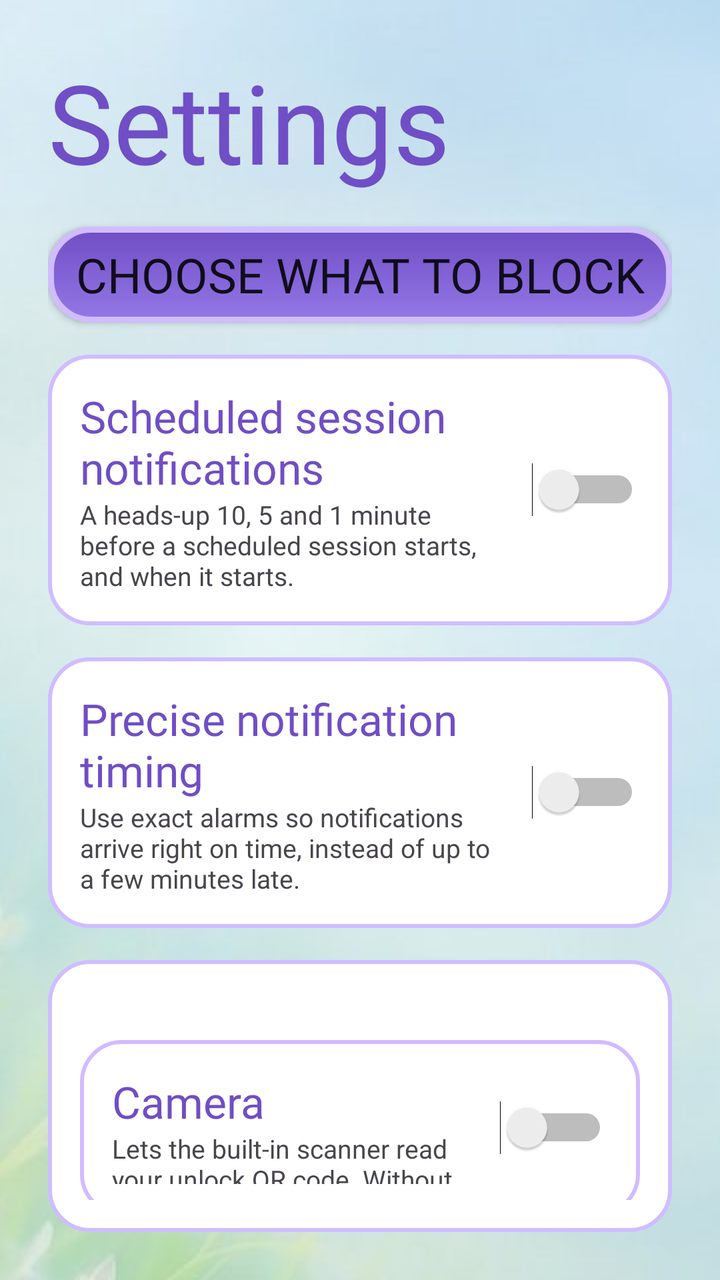
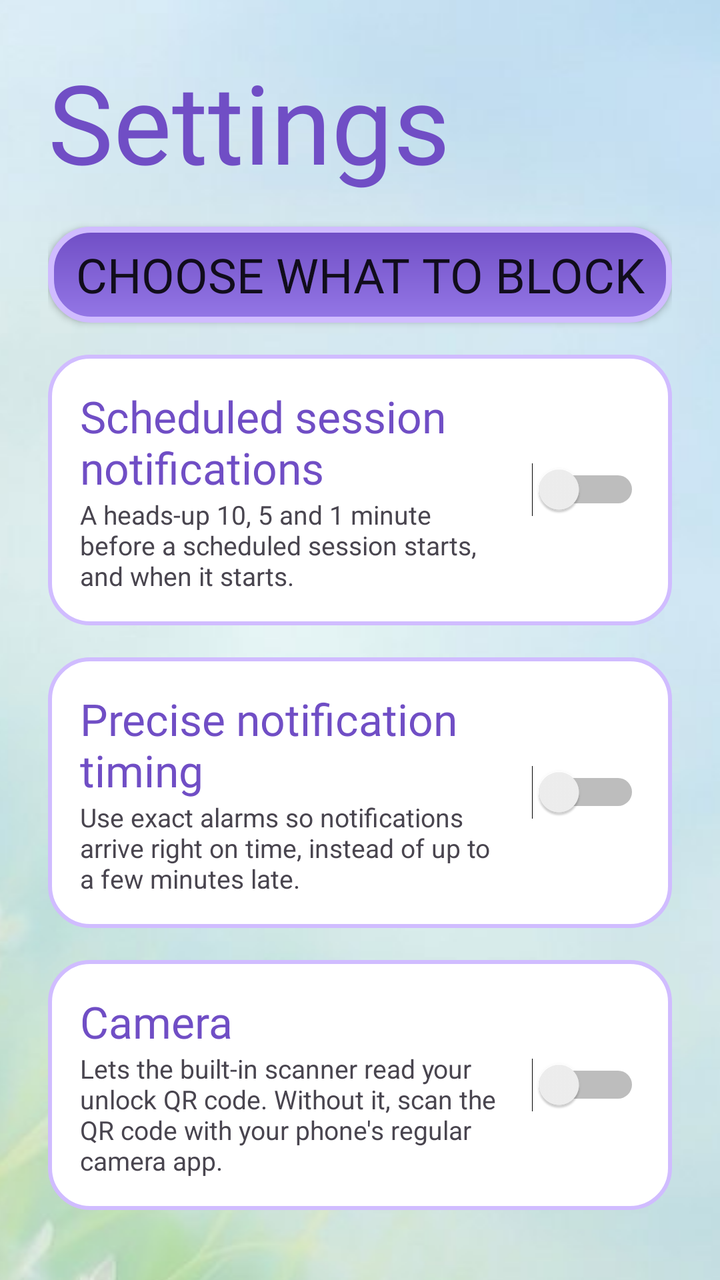

The first picture is an Android layout as it rendered before a commit; the second is the same layout after the commit. The layout source and the unified diff follow.
<!-- AndroidManifest.xml: application theme android:Theme.Material.Light.NoActionBar -->
<!-- res/layout/activity_settings.xml -->
<?xml version="1.0" encoding="utf-8"?>
<LinearLayout xmlns:android="http://schemas.android.com/apk/res/android"
    android:layout_width="match_parent"
    android:layout_height="match_parent"
    android:fillViewport="true">
    <LinearLayout
        android:layout_width="match_parent"
        android:layout_height="wrap_content"
        android:orientation="vertical"
        android:padding="24dp"
        android:background="@drawable/activity_background">

        
        <TextView
            android:layout_width="wrap_content"
            android:layout_height="wrap_content"
            android:fontFamily="@font/super_frog"
            android:text="Settings"
            android:textColor="@color/primary_dark"
            android:textSize="55sp" />

        
        <TextView
            android:id="@+id/tvSessionNote"
            android:layout_width="match_parent"
            android:layout_height="wrap_content"
            android:paddingTop="4dp"
            android:text="A session is running. You can add things to block and turn hardcore mode on, but nothing can be removed or turned off until it ends."
            android:textColor="@color/text_secondary"
            android:textSize="14sp"
            android:visibility="gone" />

        <Button
            android:id="@+id/btnChooseApps"
            style="@style/BaseButtonStyle"
            android:layout_marginTop="16dp"
            android:text="Choose what to block" />

        <LinearLayout
            android:layout_width="match_parent"
            android:layout_height="wrap_content"
            android:layout_marginTop="16dp"
            android:background="@drawable/schedule_day_card"
            android:gravity="center_vertical"
            android:orientation="horizontal"
            android:padding="16dp">

            <LinearLayout
                android:layout_width="0dp"
                android:layout_height="wrap_content"
                android:layout_weight="1"
                android:orientation="vertical">

                <TextView
                    android:layout_width="wrap_content"
                    android:layout_height="wrap_content"
                    android:fontFamily="@font/super_frog"
                    android:text="Scheduled session notifications"
                    android:textColor="@color/primary_dark"
                    android:textSize="22sp" />

                <TextView
                    android:layout_width="wrap_content"
                    android:layout_height="wrap_content"
                    android:text="A heads-up 10, 5 and 1 minute before a scheduled session starts, and when it starts."
                    android:textColor="@color/text_secondary"
                    android:textSize="13sp" />
            </LinearLayout>

            <Switch
                android:id="@+id/swNotices"
                android:layout_width="wrap_content"
                android:layout_height="wrap_content"
                android:layout_marginStart="12dp" />
        </LinearLayout>

        
        <LinearLayout
            android:id="@+id/cardExact"
            android:layout_width="match_parent"
            android:layout_height="wrap_content"
            android:layout_marginTop="16dp"
            android:background="@drawable/schedule_day_card"
            android:gravity="center_vertical"
            android:orientation="horizontal"
            android:padding="16dp">

            <LinearLayout
                android:layout_width="0dp"
                android:layout_height="wrap_content"
                android:layout_weight="1"
                android:orientation="vertical">

                <TextView
                    android:layout_width="wrap_content"
                    android:layout_height="wrap_content"
                    android:fontFamily="@font/super_frog"
                    android:text="Precise notification timing"
                    android:textColor="@color/primary_dark"
                    android:textSize="22sp" />

                <TextView
                    android:layout_width="wrap_content"
                    android:layout_height="wrap_content"
                    android:text="Use exact alarms so notifications arrive right on time, instead of up to a few minutes late."
                    android:textColor="@color/text_secondary"
                    android:textSize="13sp" />
            </LinearLayout>

            <Switch
                android:id="@+id/swExact"
                android:layout_width="wrap_content"
                android:layout_height="wrap_content"
                android:layout_marginStart="12dp" />
        </LinearLayout>

        <LinearLayout
            android:layout_width="match_parent"
            android:layout_height="wrap_content"
            android:layout_marginTop="16dp"
            android:background="@drawable/schedule_day_card"
            android:gravity="center_vertical"
            android:orientation="horizontal"
            android:padding="16dp">

            <LinearLayout
            android:layout_width="match_parent"
            android:layout_height="wrap_content"
            android:layout_marginTop="16dp"
            android:background="@drawable/schedule_day_card"
            android:gravity="center_vertical"
            android:orientation="horizontal"
            android:padding="16dp">

            <LinearLayout
                android:layout_width="0dp"
                android:layout_height="wrap_content"
                android:layout_weight="1"
                android:orientation="vertical">

                <TextView
                    android:layout_width="wrap_content"
                    android:layout_height="wrap_content"
                    android:fontFamily="@font/super_frog"
                    android:text="Camera"
                    android:textColor="@color/primary_dark"
                    android:textSize="22sp" />

                <TextView
                    android:layout_width="wrap_content"
                    android:layout_height="wrap_content"
                    android:text="Lets the built-in scanner read your unlock QR code. Without it, scan the QR code with your phone's regular camera app."
                    android:textColor="@color/text_secondary"
                    android:textSize="13sp" />
            </LinearLayout>

            <Switch
                android:id="@+id/swCamera"
                android:layout_width="wrap_content"
                android:layout_height="wrap_content"
                android:layout_marginStart="12dp" />
        </LinearLayout>

        <LinearLayout
                android:layout_width="0dp"
                android:layout_height="wrap_content"
                android:layout_weight="1"
                android:orientation="vertical">

                <TextView
                    android:layout_width="wrap_content"
                    android:layout_height="wrap_content"
                    android:fontFamily="@font/super_frog"
                    android:text="Hardcore mode"
                    android:textColor="@color/primary_dark"
                    android:textSize="22sp" />

                <TextView
                    android:layout_width="wrap_content"
                    android:layout_height="wrap_content"
                    android:text="Stops Focus Buddy being uninstalled, and locks its Android settings pages during a session."
                    android:textColor="@color/text_secondary"
                    android:textSize="13sp" />
            </LinearLayout>

            <Switch
                android:id="@+id/swHardcore"
                android:layout_width="wrap_content"
                android:layout_height="wrap_content"
                android:layout_marginStart="12dp" />
        </LinearLayout>

        <Button
            android:id="@+id/btnHowItWorks"
            style="@style/BaseButtonStyle"
            android:layout_marginTop="16dp"
            android:text="How it works" />

        <Button
            android:id="@+id/btnDone"
            style="@style/BaseButtonStyle"
            android:layout_marginTop="16dp"
            android:text="Done" />
    </LinearLayout>
</LinearLayout>
<!-- resources referenced by this layout -->
<resources>
  <color name="primary_dark">#704EC5</color>
  <color name="text_secondary">#49454F</color>
  <!-- drawable activity_background (drawable) -->
  <?xml version="1.0" encoding="utf-8"?>
  <bitmap xmlns:android="http://schemas.android.com/apk/res/android"
      android:src="@drawable/background"
      android:gravity="center"
      android:tileMode="disabled" />
  <!-- drawable schedule_day_card (drawable) -->
  <shape xmlns:android="http://schemas.android.com/apk/res/android"
      android:shape="rectangle">
      <solid android:color="@color/surface" />
      <corners android:radius="20dp" />
      <stroke
          android:width="2dp"
          android:color="@color/accent" />
  </shape>
  <style name="BaseButtonStyle">
          <item name="android:layout_width">match_parent</item>
          <item name="android:layout_height">match_parent</item>
          <item name="android:background">@drawable/base_button_shape</item>
          <item name="android:fontFamily">@font/super_frog</item>
          <item name="android:gravity">center_vertical|center_horizontal</item>
  
          <item name="android:autoSizeTextType">uniform</item>
          <item name="android:autoSizeMinTextSize">14sp</item>
          <item name="android:autoSizeMaxTextSize">30sp</item>
          <item name="android:autoSizeStepGranularity">5sp</item>
      </style>
  <!-- drawable background: jpg bitmap (drawable, 65327 bytes) -->
  <color name="surface">#FFFFFF</color>
  <color name="accent">#D0BCFF</color>
  <!-- drawable base_button_shape (drawable) -->
  <shape xmlns:android="http://schemas.android.com/apk/res/android"
      android:shape="rectangle">
  
      <gradient
          android:angle="270"
          android:startColor="@color/primary_dark"
          android:endColor="@color/primary"
          android:type="linear" />
  
      <corners android:radius="20dp" />
  
      <stroke
          android:width="3dp"
          android:color="@color/accent" />
  
  </shape>
  <color name="primary">#9477E6</color>
</resources>

<!-- the commit's change to res/layout/activity_settings.xml (unified diff, before → after) -->
@@ -114,16 +114,9 @@
                 android:layout_marginStart="12dp" />
         </LinearLayout>
 
-        <LinearLayout
-            android:layout_width="match_parent"
-            android:layout_height="wrap_content"
-            android:layout_marginTop="16dp"
-            android:background="@drawable/schedule_day_card"
-            android:gravity="center_vertical"
-            android:orientation="horizontal"
-            android:padding="16dp">
-
-            <LinearLayout
+        
+        <LinearLayout
+            android:id="@+id/cardCamera"
             android:layout_width="match_parent"
             android:layout_height="wrap_content"
             android:layout_marginTop="16dp"
@@ -162,6 +155,15 @@
         </LinearLayout>
 
         <LinearLayout
+            android:layout_width="match_parent"
+            android:layout_height="wrap_content"
+            android:layout_marginTop="16dp"
+            android:background="@drawable/schedule_day_card"
+            android:gravity="center_vertical"
+            android:orientation="horizontal"
+            android:padding="16dp">
+
+            <LinearLayout
                 android:layout_width="0dp"
                 android:layout_height="wrap_content"
                 android:layout_weight="1"
